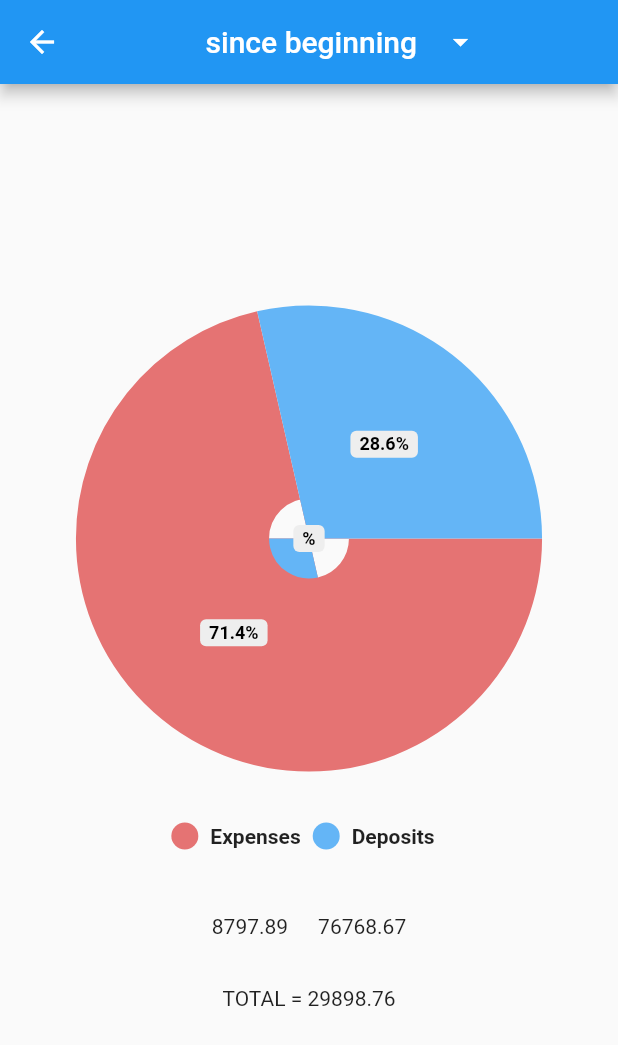
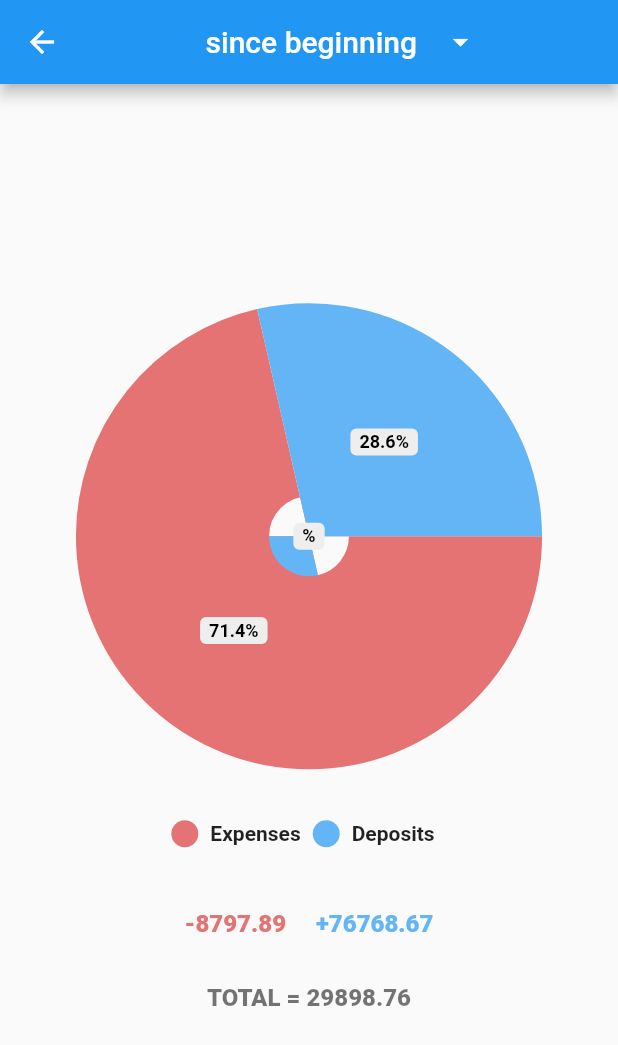
Before and after one commit to Petar81/Track-Bank-Expenses, a Flutter app: the DonutChart screen opened directly, on a phone screen of 412 x 824 dp. Shown: the top 1045 px of the screen. Run offline on Flutter 3.47's test engine with Material 2 defaults, Android fonts, the phone set to English and light mode, and no system bars; drawn by our look-alikes of pie_chart; our stand-ins replace charts_flutter, firebase_core, firebase_database, fl_chart; accounts and stored records are empty.

Commit message:
style the donut_chart body text

```diff
--- a/lib/screens/donut_chart.dart
+++ b/lib/screens/donut_chart.dart
@@ -71,18 +71,36 @@ class DonutChart extends StatelessWidget {
                 ),
               ),
               Row(
-                children: const [
-                  Text('8797.89'),
-                  Padding(
+                children: [
+                  Text(
+                    '-8797.89',
+                    style: TextStyle(
+                        color: Colors.red.shade300,
+                        fontWeight: FontWeight.w800,
+                        fontSize: 16),
+                  ),
+                  const Padding(
                     padding: EdgeInsets.only(right: 20, bottom: 80),
                   ),
-                  Text('76768.67'),
+                  Text(
+                    '+76768.67',
+                    style: TextStyle(
+                        color: Colors.blue.shade300,
+                        fontWeight: FontWeight.w800,
+                        fontSize: 16),
+                  ),
                 ],
               ),
               Row(
                 mainAxisAlignment: MainAxisAlignment.center,
                 children: const <Widget>[
-                  Text('TOTAL = 29898.76'),
+                  Text(
+                    'TOTAL = 29898.76',
+                    style: TextStyle(
+                        color: Colors.black54,
+                        fontWeight: FontWeight.w800,
+                        fontSize: 16),
+                  ),
                 ],
               ),
             ],
```
